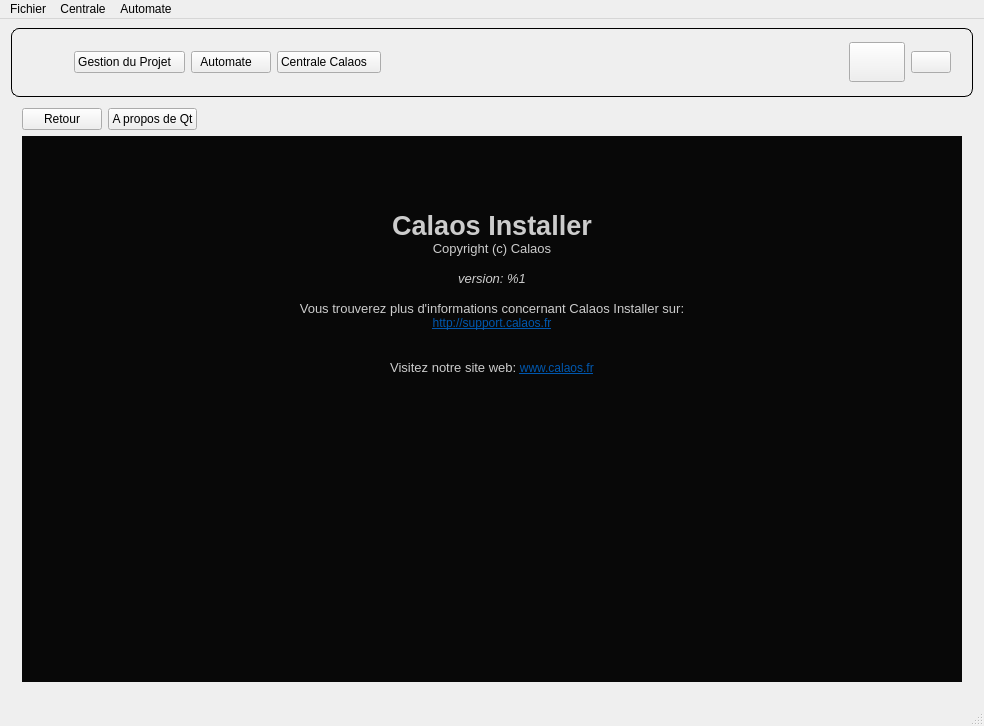
Above: data/MainWindow.ui from calaos/calaos_installer before the change. Below: the same form after it.
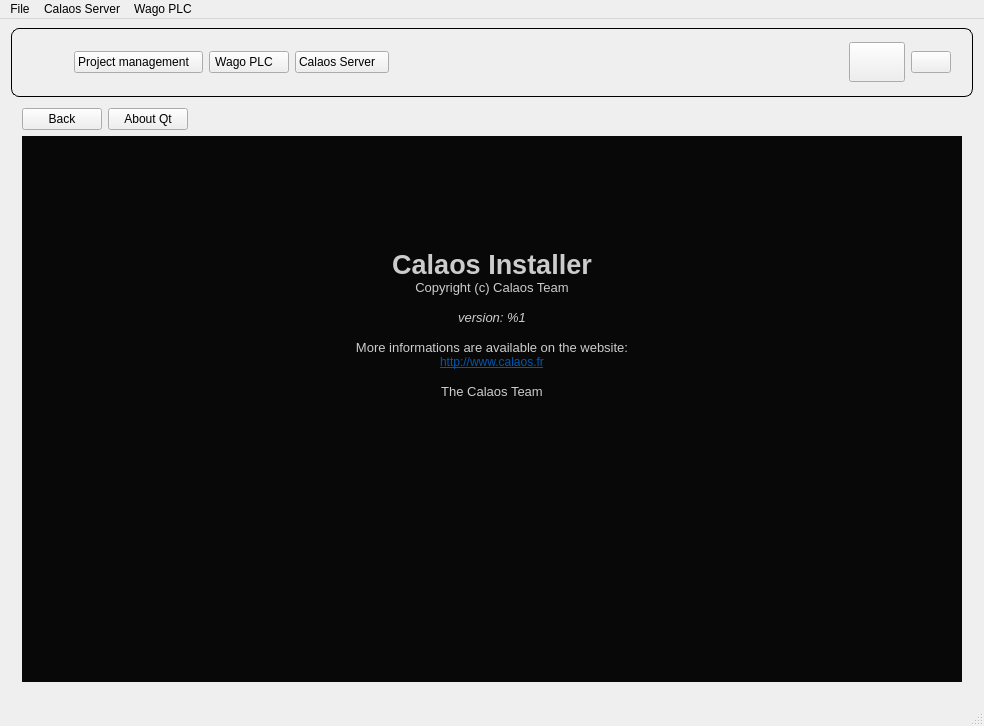
That is the form after the change. Icons and pictures are not drawn. Custom widgets are drawn as their Qt base class.

```diff
--- a/data/MainWindow.ui
+++ b/data/MainWindow.ui
@@ -150,7 +150,7 @@
              </sizepolicy>
             </property>
             <property name="text">
-             <string>Gestion du Projet   </string>
+             <string>Project management   </string>
             </property>
             <property name="icon">
              <iconset resource="resources.qrc">
@@ -170,7 +170,7 @@
           <item>
            <widget class="QPushButton" name="btWago">
             <property name="text">
-             <string>Automate   </string>
+             <string>Wago PLC   </string>
             </property>
             <property name="icon">
              <iconset resource="resources.qrc">
@@ -190,7 +190,7 @@
           <item>
            <widget class="QPushButton" name="btServer">
             <property name="text">
-             <string>Centrale Calaos   </string>
+             <string>Calaos Server   </string>
             </property>
             <property name="icon">
              <iconset resource="resources.qrc">
@@ -298,7 +298,7 @@
              <item>
               <widget class="QPushButton" name="pushButtonBack">
                <property name="text">
-                <string>Retour</string>
+                <string>Back</string>
                </property>
                <property name="icon">
                 <iconset resource="resources.qrc">
@@ -315,7 +315,7 @@
              <item>
               <widget class="QPushButton" name="btAboutQt">
                <property name="text">
-                <string>A propos de Qt</string>
+                <string>About Qt</string>
                </property>
                <property name="icon">
                 <iconset resource="resources.qrc">
@@ -362,25 +362,27 @@
               <string>&lt;!DOCTYPE HTML PUBLIC &quot;-//W3C//DTD HTML 4.0//EN&quot; &quot;http://www.w3.org/TR/REC-html40/strict.dtd&quot;&gt;
 &lt;html&gt;&lt;head&gt;&lt;meta name=&quot;qrichtext&quot; content=&quot;1&quot; /&gt;&lt;style type=&quot;text/css&quot;&gt;
 p, li { white-space: pre-wrap; }
-&lt;/style&gt;&lt;/head&gt;&lt;body style=&quot; font-family:'Sans Serif'; font-size:9pt; font-weight:400; font-style:normal;&quot;&gt;
+&lt;/style&gt;&lt;/head&gt;&lt;body style=&quot; font-family:'MS Shell Dlg 2'; font-size:8.25pt; font-weight:400; font-style:normal;&quot;&gt;
 &lt;table border=&quot;0&quot; style=&quot;-qt-table-type: root; margin-top:4px; margin-bottom:4px; margin-left:4px; margin-right:4px;&quot;&gt;
 &lt;tr&gt;
 &lt;td style=&quot;border: none;&quot;&gt;
-&lt;p style=&quot;-qt-paragraph-type:empty; margin-top:0px; margin-bottom:0px; margin-left:0px; margin-right:0px; -qt-block-indent:0; text-indent:0px;&quot;&gt;&lt;/p&gt;
-&lt;p style=&quot;-qt-paragraph-type:empty; margin-top:0px; margin-bottom:0px; margin-left:0px; margin-right:0px; -qt-block-indent:0; text-indent:0px;&quot;&gt;&lt;/p&gt;
-&lt;p align=&quot;center&quot; style=&quot;-qt-paragraph-type:empty; margin-top:0px; margin-bottom:0px; margin-left:0px; margin-right:0px; -qt-block-indent:0; text-indent:0px;&quot;&gt;&lt;/p&gt;
-&lt;p align=&quot;center&quot; style=&quot;-qt-paragraph-type:empty; margin-top:0px; margin-bottom:0px; margin-left:0px; margin-right:0px; -qt-block-indent:0; text-indent:0px;&quot;&gt;&lt;/p&gt;
-&lt;p align=&quot;center&quot; style=&quot; margin-top:0px; margin-bottom:0px; margin-left:0px; margin-right:0px; -qt-block-indent:0; text-indent:0px;&quot;&gt;&lt;span style=&quot; font-size:20pt; font-weight:600; color:#cccccc;&quot;&gt;Calaos Installer&lt;/span&gt;&lt;/p&gt;
-&lt;p align=&quot;center&quot; style=&quot; margin-top:0px; margin-bottom:0px; margin-left:0px; margin-right:0px; -qt-block-indent:0; text-indent:0px;&quot;&gt;&lt;span style=&quot; font-size:10pt; color:#cccccc;&quot;&gt;Copyright (c) Calaos&lt;/span&gt;&lt;/p&gt;
-&lt;p align=&quot;center&quot; style=&quot;-qt-paragraph-type:empty; margin-top:0px; margin-bottom:0px; margin-left:0px; margin-right:0px; -qt-block-indent:0; text-indent:0px; font-size:10pt; color:#cccccc;&quot;&gt;&lt;/p&gt;
-&lt;p align=&quot;center&quot; style=&quot; margin-top:0px; margin-bottom:0px; margin-left:0px; margin-right:0px; -qt-block-indent:0; text-indent:0px;&quot;&gt;&lt;span style=&quot; font-size:10pt; font-style:italic; color:#cccccc;&quot;&gt;version: %1&lt;/span&gt;&lt;/p&gt;
-&lt;p align=&quot;center&quot; style=&quot;-qt-paragraph-type:empty; margin-top:0px; margin-bottom:0px; margin-left:0px; margin-right:0px; -qt-block-indent:0; text-indent:0px; font-size:10pt; font-style:italic; color:#cccccc;&quot;&gt;&lt;/p&gt;
-&lt;p align=&quot;center&quot; style=&quot; margin-top:0px; margin-bottom:0px; margin-left:0px; margin-right:0px; -qt-block-indent:0; text-indent:0px;&quot;&gt;&lt;span style=&quot; font-size:10pt; color:#cccccc;&quot;&gt;Vous trouverez plus d'informations concernant Calaos Installer sur:&lt;/span&gt;&lt;/p&gt;
-&lt;p align=&quot;center&quot; style=&quot; margin-top:0px; margin-bottom:0px; margin-left:0px; margin-right:0px; -qt-block-indent:0; text-indent:0px;&quot;&gt;&lt;a href=&quot;http://support.calaos.fr&quot;&gt;&lt;span style=&quot; text-decoration: underline; color:#0057ae;&quot;&gt;http://support.calaos.fr&lt;/span&gt;&lt;/a&gt;&lt;/p&gt;
-&lt;p align=&quot;center&quot; style=&quot;-qt-paragraph-type:empty; margin-top:0px; margin-bottom:0px; margin-left:0px; margin-right:0px; -qt-block-indent:0; text-indent:0px; font-size:10pt; color:#cccccc;&quot;&gt;&lt;/p&gt;
-&lt;p align=&quot;center&quot; style=&quot;-qt-paragraph-type:empty; margin-top:0px; margin-bottom:0px; margin-left:0px; margin-right:0px; -qt-block-indent:0; text-indent:0px; font-size:10pt; color:#cccccc;&quot;&gt;&lt;/p&gt;
-&lt;p align=&quot;center&quot; style=&quot; margin-top:0px; margin-bottom:0px; margin-left:0px; margin-right:0px; -qt-block-indent:0; text-indent:0px;&quot;&gt;&lt;span style=&quot; font-size:10pt; color:#cccccc;&quot;&gt;Visitez notre site web: &lt;/span&gt;&lt;a href=&quot;http://www.calaos.fr&quot;&gt;&lt;span style=&quot; text-decoration: underline; color:#0057ae;&quot;&gt;www.calaos.fr&lt;/span&gt;&lt;/a&gt;&lt;/p&gt;
-&lt;p align=&quot;center&quot; style=&quot;-qt-paragraph-type:empty; margin-top:0px; margin-bottom:0px; margin-left:0px; margin-right:0px; -qt-block-indent:0; text-indent:0px; text-decoration: underline; color:#0000ee;&quot;&gt;&lt;/p&gt;
+&lt;p style=&quot;-qt-paragraph-type:empty; margin-top:0px; margin-bottom:0px; margin-left:0px; margin-right:0px; -qt-block-indent:0; text-indent:0px; font-size:8pt;&quot;&gt;&lt;br /&gt;&lt;/p&gt;
+&lt;p style=&quot;-qt-paragraph-type:empty; margin-top:0px; margin-bottom:0px; margin-left:0px; margin-right:0px; -qt-block-indent:0; text-indent:0px; font-size:8pt;&quot;&gt;&lt;br /&gt;&lt;/p&gt;
+&lt;p style=&quot;-qt-paragraph-type:empty; margin-top:0px; margin-bottom:0px; margin-left:0px; margin-right:0px; -qt-block-indent:0; text-indent:0px; font-family:'Sans Serif'; font-size:9pt;&quot;&gt;&lt;br /&gt;&lt;/p&gt;
+&lt;p style=&quot;-qt-paragraph-type:empty; margin-top:0px; margin-bottom:0px; margin-left:0px; margin-right:0px; -qt-block-indent:0; text-indent:0px; font-family:'Sans Serif'; font-size:9pt;&quot;&gt;&lt;br /&gt;&lt;/p&gt;
+&lt;p style=&quot;-qt-paragraph-type:empty; margin-top:0px; margin-bottom:0px; margin-left:0px; margin-right:0px; -qt-block-indent:0; text-indent:0px; font-family:'Sans Serif'; font-size:9pt;&quot;&gt;&lt;br /&gt;&lt;/p&gt;
+&lt;p align=&quot;center&quot; style=&quot;-qt-paragraph-type:empty; margin-top:0px; margin-bottom:0px; margin-left:0px; margin-right:0px; -qt-block-indent:0; text-indent:0px; font-family:'Sans Serif'; font-size:9pt;&quot;&gt;&lt;br /&gt;&lt;/p&gt;
+&lt;p align=&quot;center&quot; style=&quot;-qt-paragraph-type:empty; margin-top:0px; margin-bottom:0px; margin-left:0px; margin-right:0px; -qt-block-indent:0; text-indent:0px; font-family:'Sans Serif'; font-size:9pt;&quot;&gt;&lt;br /&gt;&lt;/p&gt;
+&lt;p align=&quot;center&quot; style=&quot; margin-top:0px; margin-bottom:0px; margin-left:0px; margin-right:0px; -qt-block-indent:0; text-indent:0px;&quot;&gt;&lt;span style=&quot; font-family:'Sans Serif'; font-size:20pt; font-weight:600; color:#cccccc;&quot;&gt;Calaos Installer&lt;/span&gt;&lt;/p&gt;
+&lt;p align=&quot;center&quot; style=&quot; margin-top:0px; margin-bottom:0px; margin-left:0px; margin-right:0px; -qt-block-indent:0; text-indent:0px;&quot;&gt;&lt;span style=&quot; font-family:'Sans Serif'; font-size:10pt; color:#cccccc;&quot;&gt;Copyright (c) Calaos Team&lt;/span&gt;&lt;/p&gt;
+&lt;p align=&quot;center&quot; style=&quot;-qt-paragraph-type:empty; margin-top:0px; margin-bottom:0px; margin-left:0px; margin-right:0px; -qt-block-indent:0; text-indent:0px; font-family:'Sans Serif'; font-size:10pt; color:#cccccc;&quot;&gt;&lt;br /&gt;&lt;/p&gt;
+&lt;p align=&quot;center&quot; style=&quot; margin-top:0px; margin-bottom:0px; margin-left:0px; margin-right:0px; -qt-block-indent:0; text-indent:0px;&quot;&gt;&lt;span style=&quot; font-family:'Sans Serif'; font-size:10pt; font-style:italic; color:#cccccc;&quot;&gt;version: %1&lt;/span&gt;&lt;/p&gt;
+&lt;p align=&quot;center&quot; style=&quot;-qt-paragraph-type:empty; margin-top:0px; margin-bottom:0px; margin-left:0px; margin-right:0px; -qt-block-indent:0; text-indent:0px; font-family:'Sans Serif'; font-size:10pt; font-style:italic; color:#cccccc;&quot;&gt;&lt;br /&gt;&lt;/p&gt;
+&lt;p align=&quot;center&quot; style=&quot; margin-top:0px; margin-bottom:0px; margin-left:0px; margin-right:0px; -qt-block-indent:0; text-indent:0px;&quot;&gt;&lt;span style=&quot; font-family:'Sans Serif'; font-size:10pt; color:#cccccc;&quot;&gt;More informations are available on the website:&lt;/span&gt;&lt;/p&gt;
+&lt;p align=&quot;center&quot; style=&quot; margin-top:0px; margin-bottom:0px; margin-left:0px; margin-right:0px; -qt-block-indent:0; text-indent:0px;&quot;&gt;&lt;a href=&quot;http://support.calaos.fr&quot;&gt;&lt;span style=&quot; font-family:'Sans Serif'; font-size:9pt; text-decoration: underline; color:#0057ae;&quot;&gt;http://www.calaos.fr&lt;/span&gt;&lt;/a&gt;&lt;/p&gt;
+&lt;p align=&quot;center&quot; style=&quot;-qt-paragraph-type:empty; margin-top:0px; margin-bottom:0px; margin-left:0px; margin-right:0px; -qt-block-indent:0; text-indent:0px; font-family:'Sans Serif'; font-size:10pt; color:#cccccc;&quot;&gt;&lt;br /&gt;&lt;/p&gt;
+&lt;p align=&quot;center&quot; style=&quot; margin-top:0px; margin-bottom:0px; margin-left:0px; margin-right:0px; -qt-block-indent:0; text-indent:0px;&quot;&gt;&lt;span style=&quot; font-family:'Sans Serif'; font-size:10pt; color:#cccccc;&quot;&gt;The Calaos Team&lt;/span&gt;&lt;/p&gt;
+&lt;p align=&quot;center&quot; style=&quot;-qt-paragraph-type:empty; margin-top:0px; margin-bottom:0px; margin-left:0px; margin-right:0px; -qt-block-indent:0; text-indent:0px; font-family:'Sans Serif'; font-size:9pt; text-decoration: underline; color:#0000ee;&quot;&gt;&lt;br /&gt;&lt;/p&gt;
 &lt;p align=&quot;center&quot; style=&quot; margin-top:0px; margin-bottom:0px; margin-left:0px; margin-right:0px; -qt-block-indent:0; text-indent:0px;&quot;&gt;&lt;img src=&quot;:/img/calaos.png&quot; /&gt;&lt;/p&gt;&lt;/td&gt;&lt;/tr&gt;&lt;/table&gt;&lt;/body&gt;&lt;/html&gt;</string>
              </property>
             </widget>
@@ -404,12 +406,12 @@
      <x>0</x>
      <y>0</y>
      <width>984</width>
-     <height>23</height>
+     <height>21</height>
     </rect>
    </property>
    <widget class="QMenu" name="menuProjet">
     <property name="title">
-     <string>Fichier</string>
+     <string>File</string>
     </property>
     <widget class="QMenu" name="menuG_n_rer_fichier_d_impression">
      <property name="title">
@@ -433,7 +435,7 @@
    </widget>
    <widget class="QMenu" name="menuWago">
     <property name="title">
-     <string>Automate</string>
+     <string>Wago PLC</string>
     </property>
     <addaction name="actionSe_connecter"/>
     <addaction name="actionSe_d_connecter"/>
@@ -445,7 +447,7 @@
    </widget>
    <widget class="QMenu" name="menuCentrale">
     <property name="title">
-     <string>Centrale</string>
+     <string>Calaos Server</string>
     </property>
     <addaction name="actionOuvrir_un_projet_en_ligne"/>
     <addaction name="actionSauvegarder_un_projet_en_ligne"/>
```
Left out of the diff: 62 changed lines with no effect on the pictures.
